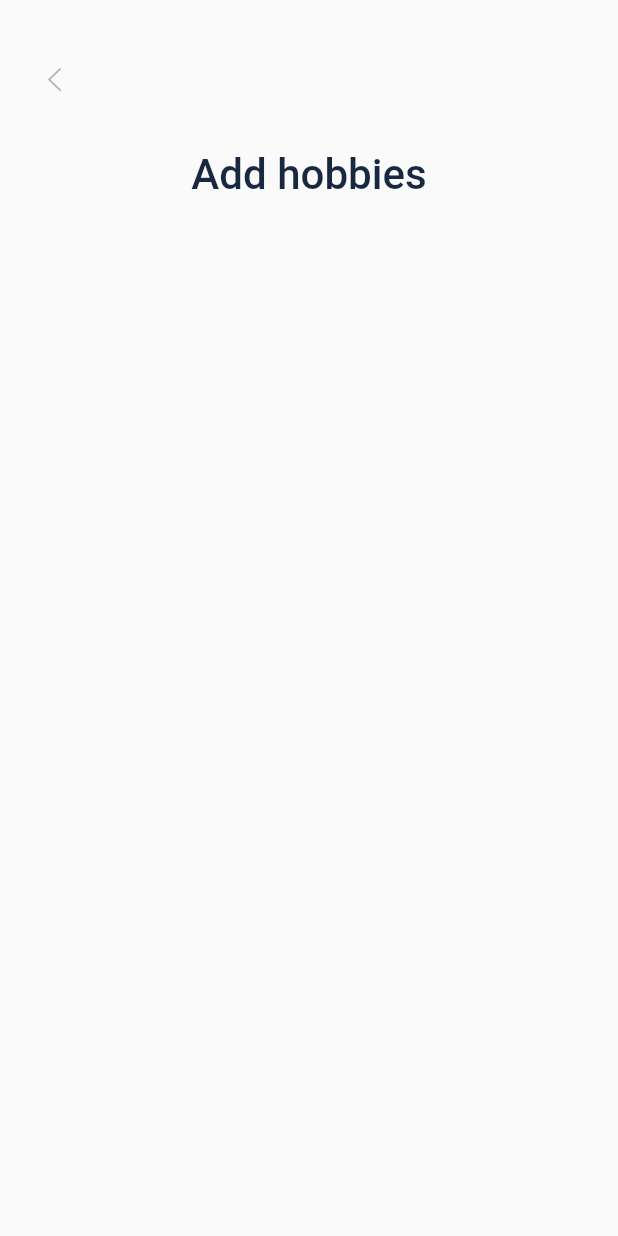
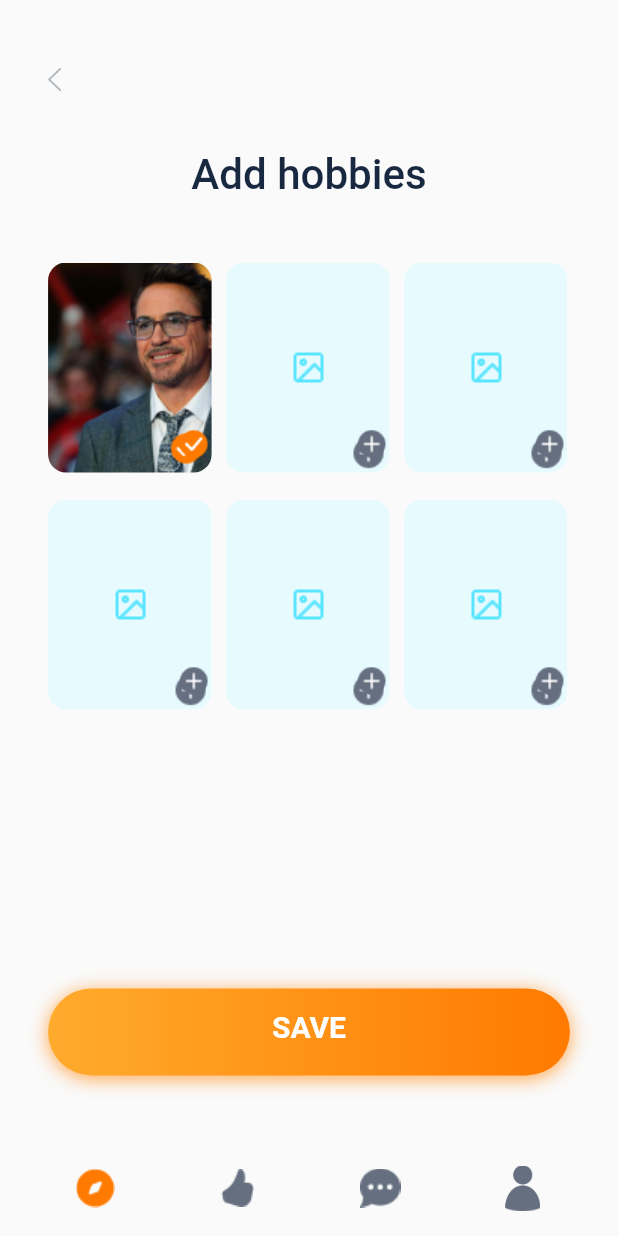
Before and after one commit to neelam-rajpoot-2000/design_premium_account, a Flutter app: the AddHobbies7 screen opened directly, on a phone screen of 412 x 824 dp. Run offline on Flutter 3.47's test engine with Material 2 defaults, Android fonts, the phone set to English and light mode, and no system bars; our stand-ins replace webview_flutter; Roboto replaces fonts that are missing (assets/font/Poppins-Bold.ttf); project files that could hold a hidden picture were left out.

Commit message:
creating next new screen

```diff
--- a/lib/constants/colors_constant.dart
+++ b/lib/constants/colors_constant.dart
@@ -17,5 +17,5 @@ class ColorConstants{
   static Color yellowOrangeColor = Color(0xFFFFA54A);
   static Color hitGrayColor = Color(0xFFAAB2B7);
   static Color DustyGrayColor= Color(0xFF999999);
-  static Color HH = Color(0xFF222222);
+  static Color persimmonColor = Color(0xFFFF5858);
 }
--- a/lib/constants/icons_constant.dart
+++ b/lib/constants/icons_constant.dart
@@ -15,5 +15,6 @@ class IconConstants{
   static const circleWithClose = '$base/circle_with_close.png';
   static const pen = '$base/pen.png';
   static const add = '$base/add.png';
+  static const right = '$base/right.png';
 
 }
--- a/lib/constants/images_constant.dart
+++ b/lib/constants/images_constant.dart
@@ -9,6 +9,11 @@ class ImageConstants{
   static const man = '$base/man.png';
   static const man1 = '$base/man1.png';
   static const image = '$base/image.png';
+  static const backGd = '$base/backgd.png';
+  static const star = '$base/star.png';
+  static const business = '$base/business.png';
+  static const army = '$base/army.png';
+
 
 
 }
--- a/lib/constants/string_constant.dart
+++ b/lib/constants/string_constant.dart
@@ -69,6 +69,9 @@ class StringConstant{
   static const String youHaveThreeHobbyText = 'You have three hobby';
   static const String  iLoveText = 'I love landscape/city photography. Would be great to meet someone to explore London and shoot together.';
   static const String addPhotosText = 'Add photos';
+  static const String youCanSetText = 'You can set this photo as the main one';
+  static const String mainPhotoText = 'Main photo';
+  static const String deleteText = 'Delete';
 
 
 
--- a/lib/main.dart
+++ b/lib/main.dart
@@ -7,6 +7,7 @@ import 'modules/login_screens/add_hobbies/add_hobbies4_screen.dart';
 import 'modules/login_screens/add_hobbies/add_hobbies5_screen.dart';
 import 'modules/login_screens/add_hobbies/add_hobbies6_screen.dart';
 import 'modules/login_screens/add_hobbies/add_hobbies7_screen.dart';
+import 'modules/login_screens/add_hobbies/add_hobbies8_screen.dart';
 import 'modules/login_screens/add_hobbies/add_hobbies_screen.dart';
 import 'modules/login_screens/sign_up_about/sign_up_about_screen.dart';
 import 'modules/profile/profile.dart';
--- a/lib/modules/login_screens/add_hobbies/add_hobbies7_screen.dart
+++ b/lib/modules/login_screens/add_hobbies/add_hobbies7_screen.dart
@@ -1,9 +1,11 @@
+import 'package:design_premium_account/constants/images_constant.dart';
 import 'package:flutter/material.dart';
 
 import '../../../constants/colors_constant.dart';
 import '../../../constants/icons_constant.dart';
 import '../../../constants/string_constant.dart';
 import '../../../constants/style_constant.dart';
+import 'add_hobbies8_screen.dart';
 
 class AddHobbies7 extends StatefulWidget {
   const AddHobbies7({Key? key}) : super(key: key);
@@ -13,12 +15,46 @@ class AddHobbies7 extends StatefulWidget {
 }
 
 class _AddHobbies7State extends State<AddHobbies7> {
+  int _selectedIndex = 0;
+  void _onItemTapped(int index) {
+    setState(() {
+      _selectedIndex = index;
+    });
+  }
+  final List item = [
+    {
+      'imageUrl1': ImageConstants.man1,
+      'icon1': IconConstants.right
+    },
+    {
+      'imageUrl1': ImageConstants.backGd,
+      'icon1': IconConstants.add
+
+    },
+    {
+      'imageUrl1': ImageConstants.backGd,
+      'icon1': IconConstants.add
+    },
+    {
+      'imageUrl1': ImageConstants.backGd,
+      'icon1': IconConstants.add
+    },
+    {
+      'imageUrl1': ImageConstants.backGd,
+      'icon1': IconConstants.add
+    },
+    {
+      'imageUrl1': ImageConstants.backGd,
+      'icon1': IconConstants.add
+    }
+  ];
   @override
   Widget build(BuildContext context) {
     return SafeArea(
-        child:Scaffold(
+      child: Scaffold(
         body: Padding(
-            padding: const EdgeInsets.symmetric(vertical: 45.07, horizontal: 32.06),
+          padding:
+              const EdgeInsets.symmetric(vertical: 45.07, horizontal: 32.06),
           child: Column(
             crossAxisAlignment: CrossAxisAlignment.start,
             children: [
@@ -45,19 +81,130 @@ class _AddHobbies7State extends State<AddHobbies7> {
                     fontWeight: FontWeight.w500,
                     color: ColorConstants.bigStoneColor),
               )),
-                SizedBox(height: 42,),
+              const SizedBox(
+                height: 42,
+              ),
+              SizedBox(
+                height: 400,
+                child: GridView.builder(
+                  itemCount: item.length,
+                  gridDelegate:
+                      const SliverGridDelegateWithFixedCrossAxisCount(
+                    crossAxisCount: 3,
+                    crossAxisSpacing: 8,
+                    mainAxisSpacing: 8,
+                    mainAxisExtent: 150,
+                  ),
+                  itemBuilder: (BuildContext context, int index) {
+                    return _buildCardViewWidget(
+                      index: index,
+                       icon1:  item[index]['icon1'],
+                      imageUrl1: item[index]['imageUrl1'],
 
+                    );
+                  },
+                ),
+              ),
+              const Spacer(),
+              InkWell(
+                onTap: (){
+                  Navigator.push(
+                    context,
+                    MaterialPageRoute(builder: (context) => const AddHobbies8()),
+                  );
+                },
+                child: Container(
+                    height: 58,
+                    width: double.infinity,
+                    padding: const EdgeInsets.symmetric(vertical: 14),
+                    decoration: BoxDecoration(
+                        boxShadow: [
+                          BoxShadow(
+                            color: ColorConstants.yellowOrangeColor,
+                            blurRadius: 10.0,
+                            offset: const Offset(0.0, 2),
+                          ),
+                        ],
+                        gradient: LinearGradient(colors: [
+                          ColorConstants.sunshadeColor,
+                          ColorConstants.orangeColor,
+                        ]),
+                        borderRadius: BorderRadius.circular(40)),
+                    child: Text(StringConstant.saveText,
+                        textAlign: TextAlign.center,
+                        style: AppStyles.boldText(
+                            fontSize: 20,
+                            color: ColorConstants.whiteColor,
+                            fontWeight: FontWeight.w600))),
+              ),
             ],
           ),
         ),
+        bottomNavigationBar: Container(
+          margin: const EdgeInsets.only(left: 16, right: 16),
+          child: BottomNavigationBar(
+            showSelectedLabels: false,
+            showUnselectedLabels: false,
+            items: const [
+              BottomNavigationBarItem(
+                icon: ImageIcon(
+                  AssetImage(IconConstants.vector),
+                  size: 32,
                 ),
-
+                label: 'Direction',
+              ),
+              BottomNavigationBarItem(
+                icon: ImageIcon(
+                  AssetImage(IconConstants.thumb),
+                ),
+                label: 'Like',
+              ),
+              BottomNavigationBarItem(
+                icon: ImageIcon(
+                  AssetImage(IconConstants.message),
+                ),
+                label: 'Message',
+              ),
+              BottomNavigationBarItem(
+                icon: ImageIcon(
+                  AssetImage(IconConstants.person),
+                ),
+                label: 'Person',
+              ),
+            ],
+            currentIndex: _selectedIndex,
+            selectedItemColor: ColorConstants.orangeColor,
+            unselectedItemColor: ColorConstants.paleSkyColor,
+            onTap: _onItemTapped,
+            elevation: 0,
+            type: BottomNavigationBarType.fixed,
+            iconSize: 30,
+          ),
+        ),
+      ),
     );
   }
+
   _buildCardViewWidget({
-    required String title,
-    required String subtitle,
-  }){
-
+    required int index,
+    required String imageUrl1,
+    required String icon1
+  }) {
+    return Stack(
+      children: [
+        ClipRRect(
+          borderRadius: BorderRadius.circular(12),
+            child: Image.asset(
+          imageUrl1,
+          fit: BoxFit.contain,
+        )),
+          Positioned
+            (
+            bottom: 18,
+              right: 2.5,
+              child:Image.asset(icon1,height: 22,width: 22,fit: BoxFit.contain,)
+          )
+      ],
+    );
   }
 }
```
Also changed, not shown: lib/modules/login_screens/add_hobbies/add_hobbies6_screen.dart (+10 -1 lines), lib/modules/login_screens/add_hobbies/add_hobbies8_screen.dart (added, +179 -0 lines), assets/army.png (added), assets/backgd.png (added), assets/business.png (added), assets/icon_assets_constants/right.png (added), assets/star.png (added). Lines whose indentation alone changed are shown as unchanged.
